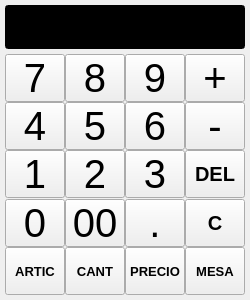
eboladev/Bulmages-1, file bulmages/bulmatpv/plugins/pluginbt_tecladonumerico/tecladonumericobase.ui: the form before one commit.
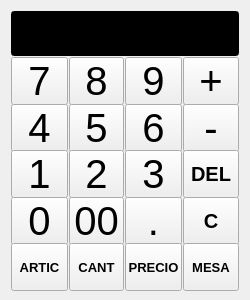
The form after the commit.

Commit message:
- Hago que el tecladonumerico pueda estirarse un poco en horizontal. - Recoloco las botoneras de los tickets abajo, porque en la pantalla   tactil se pasa la mano por delante y no se ve lo que estas haciendo.
*********************************
*          Todo-Redes           *
*        C/.Begonia, 12         *
*   07010 Palma de Mallorca.    *
*      Tel: +34-971499071       *
*   http://www.todo-redes.com   *
*  comercial(en)todo-redes.com  *
*********************************

What changed in the file:
```diff
--- a/bulmages/bulmatpv/plugins/pluginbt_tecladonumerico/tecladonumericobase.ui
+++ b/bulmages/bulmatpv/plugins/pluginbt_tecladonumerico/tecladonumericobase.ui
@@ -9,8 +9,8 @@
     <height>300</height>
    </rect>
   </property>
-  <property name="sizePolicy" >
-   <sizepolicy vsizetype="Fixed" hsizetype="Fixed" >
+  <property name="sizePolicy">
+   <sizepolicy hsizetype="MinimumExpanding" vsizetype="Fixed">
     <horstretch>0</horstretch>
     <verstretch>0</verstretch>
    </sizepolicy>
@@ -21,235 +21,21 @@
     <height>300</height>
    </size>
   </property>
-  <property name="maximumSize" >
-   <size>
-    <width>250</width>
-    <height>300</height>
-   </size>
-  </property>
-  <property name="windowTitle" >
+  <property name="windowTitle">
    <string>Form</string>
   </property>
-  <layout class="QGridLayout" >
-   <property name="leftMargin" >
-    <number>5</number>
-   </property>
-   <property name="topMargin" >
-    <number>5</number>
-   </property>
-   <property name="rightMargin" >
-    <number>5</number>
-   </property>
-   <property name="bottomMargin" >
-    <number>10</number>
-   </property>
-   <property name="horizontalSpacing" >
-    <number>0</number>
-   </property>
-   <property name="verticalSpacing" >
-    <number>5</number>
-   </property>
-   <item row="3" column="2" >
-    <widget class="QToolButton" name="mui_3" >
-     <property name="sizePolicy" >
-      <sizepolicy vsizetype="Fixed" hsizetype="Fixed" >
-       <horstretch>0</horstretch>
-       <verstretch>0</verstretch>
-      </sizepolicy>
-     </property>
-     <property name="minimumSize" >
-      <size>
-       <width>48</width>
-       <height>48</height>
-      </size>
-     </property>
-     <property name="maximumSize" >
-      <size>
-       <width>200</width>
-       <height>200</height>
-      </size>
-     </property>
-     <property name="font" >
-      <font>
-       <pointsize>30</pointsize>
-      </font>
-     </property>
-     <property name="focusPolicy" >
-      <enum>Qt::NoFocus</enum>
-     </property>
-     <property name="text" >
-      <string>3</string>
-     </property>
-    </widget>
-   </item>
-   <item row="1" column="2" >
-    <widget class="QToolButton" name="mui_9" >
-     <property name="sizePolicy" >
-      <sizepolicy vsizetype="Fixed" hsizetype="Fixed" >
-       <horstretch>0</horstretch>
-       <verstretch>0</verstretch>
-      </sizepolicy>
-     </property>
-     <property name="minimumSize" >
-      <size>
-       <width>48</width>
-       <height>48</height>
-      </size>
-     </property>
-     <property name="maximumSize" >
-      <size>
-       <width>200</width>
-       <height>200</height>
-      </size>
-     </property>
-     <property name="font" >
-      <font>
-       <pointsize>30</pointsize>
-      </font>
-     </property>
-     <property name="focusPolicy" >
-      <enum>Qt::NoFocus</enum>
-     </property>
-     <property name="text" >
-      <string>9</string>
-     </property>
-    </widget>
-   </item>
-   <item row="3" column="1" >
-    <widget class="QToolButton" name="mui_2" >
-     <property name="sizePolicy" >
-      <sizepolicy vsizetype="Fixed" hsizetype="Fixed" >
-       <horstretch>0</horstretch>
-       <verstretch>0</verstretch>
-      </sizepolicy>
-     </property>
-     <property name="minimumSize" >
-      <size>
-       <width>48</width>
-       <height>48</height>
-      </size>
-     </property>
-     <property name="maximumSize" >
-      <size>
-       <width>200</width>
-       <height>200</height>
-      </size>
-     </property>
-     <property name="font" >
-      <font>
-       <pointsize>30</pointsize>
-      </font>
-     </property>
-     <property name="focusPolicy" >
-      <enum>Qt::NoFocus</enum>
-     </property>
-     <property name="text" >
-      <string>2</string>
-     </property>
-    </widget>
-   </item>
-   <item row="1" column="1" >
-    <widget class="QToolButton" name="mui_8" >
-     <property name="sizePolicy" >
-      <sizepolicy vsizetype="Fixed" hsizetype="Fixed" >
-       <horstretch>0</horstretch>
-       <verstretch>0</verstretch>
-      </sizepolicy>
-     </property>
-     <property name="minimumSize" >
-      <size>
-       <width>48</width>
-       <height>48</height>
-      </size>
-     </property>
-     <property name="maximumSize" >
-      <size>
-       <width>200</width>
-       <height>200</height>
-      </size>
-     </property>
-     <property name="font" >
-      <font>
-       <pointsize>30</pointsize>
-      </font>
-     </property>
-     <property name="focusPolicy" >
-      <enum>Qt::NoFocus</enum>
-     </property>
-     <property name="text" >
-      <string>8</string>
-     </property>
-    </widget>
-   </item>
-   <item row="3" column="0" >
-    <widget class="QToolButton" name="mui_1" >
-     <property name="sizePolicy" >
-      <sizepolicy vsizetype="Fixed" hsizetype="Fixed" >
-       <horstretch>0</horstretch>
-       <verstretch>0</verstretch>
-      </sizepolicy>
-     </property>
-     <property name="minimumSize" >
-      <size>
-       <width>48</width>
-       <height>48</height>
-      </size>
-     </property>
-     <property name="maximumSize" >
-      <size>
-       <width>200</width>
-       <height>200</height>
-      </size>
-     </property>
-     <property name="font" >
-      <font>
-       <pointsize>30</pointsize>
-      </font>
-     </property>
-     <property name="focusPolicy" >
-      <enum>Qt::NoFocus</enum>
-     </property>
-     <property name="text" >
-      <string>1</string>
-     </property>
-    </widget>
-   </item>
-   <item row="1" column="0" >
-    <widget class="QToolButton" name="mui_7" >
-     <property name="sizePolicy" >
-      <sizepolicy vsizetype="Fixed" hsizetype="Fixed" >
-       <horstretch>0</horstretch>
-       <verstretch>0</verstretch>
-      </sizepolicy>
-     </property>
-     <property name="minimumSize" >
-      <size>
-       <width>48</width>
-       <height>48</height>
-      </size>
-     </property>
-     <property name="maximumSize" >
-      <size>
-       <width>200</width>
-       <height>200</height>
-      </size>
-     </property>
-     <property name="font" >
-      <font>
-       <pointsize>30</pointsize>
-      </font>
-     </property>
-     <property name="focusPolicy" >
-      <enum>Qt::NoFocus</enum>
-     </property>
-     <property name="text" >
-      <string>7</string>
-     </property>
-    </widget>
-   </item>
-   <item row="0" column="0" colspan="4" >
-    <widget class="QLineEdit" name="mui_display" >
-     <property name="palette" >
+  <layout class="QGridLayout" name="gridLayout_2">
+   <item row="1" column="0" colspan="3">
+    <layout class="QGridLayout" name="gridLayout">
+     <property name="sizeConstraint">
+      <enum>QLayout::SetNoConstraint</enum>
+     </property>
+     <property name="spacing">
+      <number>1</number>
+     </property>
+     <item row="1" column="1" colspan="4">
+      <widget class="QLineEdit" name="mui_display">
+       <property name="palette">
       <palette>
        <active>
         <colorrole role="WindowText" >
@@ -437,10 +223,10 @@
      </property>
     </widget>
    </item>
-   <item row="2" column="0" >
-    <widget class="QToolButton" name="mui_4" >
-     <property name="sizePolicy" >
-      <sizepolicy vsizetype="Fixed" hsizetype="Fixed" >
+     <item row="2" column="1">
+      <widget class="QToolButton" name="mui_7">
+       <property name="sizePolicy">
+        <sizepolicy hsizetype="Fixed" vsizetype="Fixed">
        <horstretch>0</horstretch>
        <verstretch>0</verstretch>
       </sizepolicy>
@@ -465,15 +251,153 @@
      <property name="focusPolicy" >
       <enum>Qt::NoFocus</enum>
      </property>
-     <property name="text" >
+       <property name="text">
+        <string>7</string>
+       </property>
+      </widget>
+     </item>
+     <item row="2" column="2">
+      <widget class="QToolButton" name="mui_8">
+       <property name="sizePolicy">
+        <sizepolicy hsizetype="Fixed" vsizetype="Fixed">
+         <horstretch>0</horstretch>
+         <verstretch>0</verstretch>
+        </sizepolicy>
+       </property>
+       <property name="minimumSize">
+        <size>
+         <width>48</width>
+         <height>48</height>
+        </size>
+       </property>
+       <property name="maximumSize">
+        <size>
+         <width>200</width>
+         <height>200</height>
+        </size>
+       </property>
+       <property name="font">
+        <font>
+         <pointsize>30</pointsize>
+        </font>
+       </property>
+       <property name="focusPolicy">
+        <enum>Qt::NoFocus</enum>
+       </property>
+       <property name="text">
+        <string>8</string>
+       </property>
+      </widget>
+     </item>
+     <item row="2" column="3">
+      <widget class="QToolButton" name="mui_9">
+       <property name="sizePolicy">
+        <sizepolicy hsizetype="Fixed" vsizetype="Fixed">
+         <horstretch>0</horstretch>
+         <verstretch>0</verstretch>
+        </sizepolicy>
+       </property>
+       <property name="minimumSize">
+        <size>
+         <width>48</width>
+         <height>48</height>
+        </size>
+       </property>
+       <property name="maximumSize">
+        <size>
+         <width>200</width>
+         <height>200</height>
+        </size>
+       </property>
+       <property name="font">
+        <font>
+         <pointsize>30</pointsize>
+        </font>
+       </property>
+       <property name="focusPolicy">
+        <enum>Qt::NoFocus</enum>
+       </property>
+       <property name="text">
+        <string>9</string>
+       </property>
+      </widget>
+     </item>
+     <item row="2" column="4">
+      <widget class="QToolButton" name="mui_plus">
+       <property name="sizePolicy">
+        <sizepolicy hsizetype="Fixed" vsizetype="Fixed">
+         <horstretch>0</horstretch>
+         <verstretch>0</verstretch>
+        </sizepolicy>
+       </property>
+       <property name="minimumSize">
+        <size>
+         <width>48</width>
+         <height>48</height>
+        </size>
+       </property>
+       <property name="maximumSize">
+        <size>
+         <width>200</width>
+         <height>200</height>
+        </size>
+       </property>
+       <property name="font">
+        <font>
+         <pointsize>30</pointsize>
+        </font>
+       </property>
+       <property name="focusPolicy">
+        <enum>Qt::NoFocus</enum>
+       </property>
+       <property name="autoFillBackground">
+        <bool>false</bool>
+       </property>
+       <property name="text">
+        <string>+</string>
+       </property>
+       <property name="toolButtonStyle">
+        <enum>Qt::ToolButtonIconOnly</enum>
+       </property>
+      </widget>
+     </item>
+     <item row="3" column="1">
+      <widget class="QToolButton" name="mui_4">
+       <property name="sizePolicy">
+        <sizepolicy hsizetype="Fixed" vsizetype="Fixed">
+         <horstretch>0</horstretch>
+         <verstretch>0</verstretch>
+        </sizepolicy>
+       </property>
+       <property name="minimumSize">
+        <size>
+         <width>48</width>
+         <height>48</height>
+        </size>
+       </property>
+       <property name="maximumSize">
+        <size>
+         <width>200</width>
+         <height>200</height>
+        </size>
+       </property>
+       <property name="font">
+        <font>
+         <pointsize>30</pointsize>
+        </font>
+       </property>
+       <property name="focusPolicy">
+        <enum>Qt::NoFocus</enum>
+       </property>
+       <property name="text">
       <string>4</string>
      </property>
     </widget>
    </item>
-   <item row="2" column="1" >
-    <widget class="QToolButton" name="mui_5" >
-     <property name="sizePolicy" >
-      <sizepolicy vsizetype="Fixed" hsizetype="Fixed" >
+     <item row="3" column="2">
+      <widget class="QToolButton" name="mui_5">
+       <property name="sizePolicy">
+        <sizepolicy hsizetype="Fixed" vsizetype="Fixed">
        <horstretch>0</horstretch>
        <verstretch>0</verstretch>
       </sizepolicy>
@@ -503,10 +427,10 @@
      </property>
     </widget>
    </item>
-   <item row="2" column="2" >
-    <widget class="QToolButton" name="mui_6" >
-     <property name="sizePolicy" >
-      <sizepolicy vsizetype="Fixed" hsizetype="Fixed" >
+     <item row="3" column="3">
+      <widget class="QToolButton" name="mui_6">
+       <property name="sizePolicy">
+        <sizepolicy hsizetype="Fixed" vsizetype="Fixed">
        <horstretch>0</horstretch>
        <verstretch>0</verstretch>
       </sizepolicy>
@@ -539,10 +463,10 @@
      </property>
     </widget>
    </item>
-   <item row="1" column="3" >
-    <widget class="QToolButton" name="mui_plus" >
-     <property name="sizePolicy" >
-      <sizepolicy vsizetype="Fixed" hsizetype="Fixed" >
+     <item row="3" column="4">
+      <widget class="QToolButton" name="mui_minus">
+       <property name="sizePolicy">
+        <sizepolicy hsizetype="Fixed" vsizetype="Fixed">
        <horstretch>0</horstretch>
        <verstretch>0</verstretch>
       </sizepolicy>
@@ -567,54 +491,15 @@
      <property name="focusPolicy" >
       <enum>Qt::NoFocus</enum>
      </property>
-     <property name="autoFillBackground" >
-      <bool>false</bool>
-     </property>
-     <property name="text" >
-      <string>+</string>
-     </property>
-     <property name="toolButtonStyle" >
-      <enum>Qt::ToolButtonIconOnly</enum>
-     </property>
-    </widget>
-   </item>
-   <item row="2" column="3" >
-    <widget class="QToolButton" name="mui_minus" >
-     <property name="sizePolicy" >
-      <sizepolicy vsizetype="Fixed" hsizetype="Fixed" >
-       <horstretch>0</horstretch>
-       <verstretch>0</verstretch>
-      </sizepolicy>
-     </property>
-     <property name="minimumSize" >
-      <size>
-       <width>48</width>
-       <height>48</height>
-      </size>
-     </property>
-     <property name="maximumSize" >
-      <size>
-       <width>200</width>
-       <height>200</height>
-      </size>
-     </property>
-     <property name="font" >
-      <font>
-       <pointsize>30</pointsize>
-      </font>
-     </property>
-     <property name="focusPolicy" >
-      <enum>Qt::NoFocus</enum>
-     </property>
-     <property name="text" >
+       <property name="text">
       <string>-</string>
      </property>
     </widget>
    </item>
-   <item row="3" column="3" >
-    <widget class="QToolButton" name="mui_borrar" >
-     <property name="sizePolicy" >
-      <sizepolicy vsizetype="Fixed" hsizetype="Fixed" >
+     <item row="4" column="1">
+      <widget class="QToolButton" name="mui_1">
+       <property name="sizePolicy">
+        <sizepolicy hsizetype="Fixed" vsizetype="Fixed">
        <horstretch>0</horstretch>
        <verstretch>0</verstretch>
       </sizepolicy>
@@ -631,7 +516,106 @@
        <height>200</height>
       </size>
      </property>
-     <property name="font" >
+       <property name="font">
+        <font>
+         <pointsize>30</pointsize>
+        </font>
+       </property>
+       <property name="focusPolicy">
+        <enum>Qt::NoFocus</enum>
+       </property>
+       <property name="text">
+        <string>1</string>
+       </property>
+      </widget>
+     </item>
+     <item row="4" column="2">
+      <widget class="QToolButton" name="mui_2">
+       <property name="sizePolicy">
+        <sizepolicy hsizetype="Fixed" vsizetype="Fixed">
+         <horstretch>0</horstretch>
+         <verstretch>0</verstretch>
+        </sizepolicy>
+       </property>
+       <property name="minimumSize">
+        <size>
+         <width>48</width>
+         <height>48</height>
+        </size>
+       </property>
+       <property name="maximumSize">
+        <size>
+         <width>200</width>
+         <height>200</height>
+        </size>
+       </property>
+       <property name="font">
+        <font>
+         <pointsize>30</pointsize>
+        </font>
+       </property>
+       <property name="focusPolicy">
+        <enum>Qt::NoFocus</enum>
+       </property>
+       <property name="text">
+        <string>2</string>
+       </property>
+      </widget>
+     </item>
+     <item row="4" column="3">
+      <widget class="QToolButton" name="mui_3">
+       <property name="sizePolicy">
+        <sizepolicy hsizetype="Fixed" vsizetype="Fixed">
+         <horstretch>0</horstretch>
+         <verstretch>0</verstretch>
+        </sizepolicy>
+       </property>
+       <property name="minimumSize">
+        <size>
+         <width>48</width>
+         <height>48</height>
+        </size>
+       </property>
+       <property name="maximumSize">
+        <size>
+         <width>200</width>
+         <height>200</height>
+        </size>
+       </property>
+       <property name="font">
+        <font>
+         <pointsize>30</pointsize>
+        </font>
+       </property>
+       <property name="focusPolicy">
+        <enum>Qt::NoFocus</enum>
+       </property>
+       <property name="text">
+        <string>3</string>
+       </property>
+      </widget>
+     </item>
+     <item row="4" column="4">
+      <widget class="QToolButton" name="mui_borrar">
+       <property name="sizePolicy">
+        <sizepolicy hsizetype="Fixed" vsizetype="Fixed">
+         <horstretch>0</horstretch>
+         <verstretch>0</verstretch>
+        </sizepolicy>
+       </property>
+       <property name="minimumSize">
+        <size>
+         <width>48</width>
+         <height>48</height>
+        </size>
+       </property>
+       <property name="maximumSize">
+        <size>
+         <width>200</width>
+         <height>200</height>
+        </size>
+       </property>
+       <property name="font">
       <font>
        <pointsize>15</pointsize>
        <weight>75</weight>
@@ -646,10 +630,10 @@
      </property>
     </widget>
    </item>
-   <item row="4" column="3" >
-    <widget class="QToolButton" name="mui_c" >
-     <property name="sizePolicy" >
-      <sizepolicy vsizetype="Fixed" hsizetype="Fixed" >
+     <item row="5" column="1">
+      <widget class="QToolButton" name="mui_0">
+       <property name="sizePolicy">
+        <sizepolicy hsizetype="Fixed" vsizetype="Fixed">
        <horstretch>0</horstretch>
        <verstretch>0</verstretch>
       </sizepolicy>
@@ -666,7 +650,106 @@
        <height>200</height>
       </size>
      </property>
-     <property name="font" >
+       <property name="font">
+        <font>
+         <pointsize>30</pointsize>
+        </font>
+       </property>
+       <property name="focusPolicy">
+        <enum>Qt::NoFocus</enum>
+       </property>
+       <property name="text">
+        <string>0</string>
+       </property>
+      </widget>
+     </item>
+     <item row="5" column="2">
+      <widget class="QToolButton" name="mui_00">
+       <property name="sizePolicy">
+        <sizepolicy hsizetype="Fixed" vsizetype="Fixed">
+         <horstretch>0</horstretch>
+         <verstretch>0</verstretch>
+        </sizepolicy>
+       </property>
+       <property name="minimumSize">
+        <size>
+         <width>48</width>
+         <height>48</height>
+        </size>
+       </property>
+       <property name="maximumSize">
+        <size>
+         <width>200</width>
+         <height>200</height>
+        </size>
+       </property>
+       <property name="font">
+        <font>
+         <pointsize>30</pointsize>
+        </font>
+       </property>
+       <property name="focusPolicy">
+        <enum>Qt::NoFocus</enum>
+       </property>
+       <property name="text">
+        <string>00</string>
+       </property>
+      </widget>
+     </item>
+     <item row="5" column="3">
+      <widget class="QToolButton" name="mui_punto">
+       <property name="sizePolicy">
+        <sizepolicy hsizetype="Fixed" vsizetype="Fixed">
+         <horstretch>0</horstretch>
+         <verstretch>0</verstretch>
+        </sizepolicy>
+       </property>
+       <property name="minimumSize">
+        <size>
+         <width>48</width>
+         <height>48</height>
+        </size>
+       </property>
+       <property name="maximumSize">
+        <size>
+         <width>200</width>
+         <height>200</height>
+        </size>
+       </property>
+       <property name="font">
+        <font>
+         <pointsize>30</pointsize>
+        </font>
+       </property>
+       <property name="focusPolicy">
+        <enum>Qt::NoFocus</enum>
+       </property>
+       <property name="text">
+        <string>.</string>
+       </property>
+      </widget>
+     </item>
+     <item row="5" column="4">
+      <widget class="QToolButton" name="mui_c">
+       <property name="sizePolicy">
+        <sizepolicy hsizetype="Fixed" vsizetype="Fixed">
+         <horstretch>0</horstretch>
+         <verstretch>0</verstretch>
+        </sizepolicy>
+       </property>
+       <property name="minimumSize">
+        <size>
+         <width>48</width>
+         <height>48</height>
+        </size>
+       </property>
+       <property name="maximumSize">
+        <size>
+         <width>200</width>
+         <height>200</height>
+        </size>
+       </property>
+       <property name="font">
       <font>
        <pointsize>15</pointsize>
        <weight>75</weight>
@@ -681,10 +764,10 @@
      </property>
     </widget>
    </item>
-   <item row="5" column="0" >
-    <widget class="QToolButton" name="mui_articulo" >
-     <property name="sizePolicy" >
-      <sizepolicy vsizetype="Fixed" hsizetype="Fixed" >
+     <item row="6" column="1">
+      <widget class="QToolButton" name="mui_articulo">
+       <property name="sizePolicy">
+        <sizepolicy hsizetype="Fixed" vsizetype="Fixed">
        <horstretch>0</horstretch>
        <verstretch>0</verstretch>
       </sizepolicy>
@@ -716,10 +799,10 @@
      </property>
     </widget>
    </item>
-   <item row="5" column="1" >
-    <widget class="QToolButton" name="mui_cantidad" >
-     <property name="sizePolicy" >
-      <sizepolicy vsizetype="Fixed" hsizetype="Fixed" >
+     <item row="6" column="2">
+      <widget class="QToolButton" name="mui_cantidad">
+       <property name="sizePolicy">
+        <sizepolicy hsizetype="Fixed" vsizetype="Fixed">
        <horstretch>0</horstretch>
        <verstretch>0</verstretch>
       </sizepolicy>
@@ -751,10 +834,10 @@
      </property>
     </widget>
    </item>
-   <item row="5" column="2" >
-    <widget class="QToolButton" name="mui_precio" >
-     <property name="sizePolicy" >
-      <sizepolicy vsizetype="Fixed" hsizetype="Fixed" >
+     <item row="6" column="3">
+      <widget class="QToolButton" name="mui_precio">
+       <property name="sizePolicy">
+        <sizepolicy hsizetype="Fixed" vsizetype="Fixed">
        <horstretch>0</horstretch>
        <verstretch>0</verstretch>
       </sizepolicy>
@@ -786,10 +869,10 @@
      </property>
     </widget>
    </item>
-   <item row="4" column="0" >
-    <widget class="QToolButton" name="mui_0" >
-     <property name="sizePolicy" >
-      <sizepolicy vsizetype="Fixed" hsizetype="Fixed" >
+     <item row="6" column="4">
+      <widget class="QToolButton" name="mui_mesa">
+       <property name="sizePolicy">
+        <sizepolicy hsizetype="Fixed" vsizetype="Fixed">
        <horstretch>0</horstretch>
        <verstretch>0</verstretch>
       </sizepolicy>
@@ -806,73 +889,7 @@
        <height>200</height>
       </size>
      </property>
-     <property name="font" >
-      <font>
-       <pointsize>30</pointsize>
-      </font>
-     </property>
-     <property name="focusPolicy" >
-      <enum>Qt::NoFocus</enum>
-     </property>
-     <property name="text" >
-      <string>0</string>
-     </property>
-    </widget>
-   </item>
-   <item row="4" column="1" >
-    <widget class="QToolButton" name="mui_00" >
-     <property name="sizePolicy" >
-      <sizepolicy vsizetype="Fixed" hsizetype="Fixed" >
-       <horstretch>0</horstretch>
-       <verstretch>0</verstretch>
-      </sizepolicy>
-     </property>
-     <property name="minimumSize" >
-      <size>
-       <width>48</width>
-       <height>48</height>
-      </size>
-     </property>
-     <property name="maximumSize" >
-      <size>
-       <width>200</width>
-       <height>200</height>
-      </size>
-     </property>
-     <property name="font" >
-      <font>
-       <pointsize>30</pointsize>
-      </font>
-     </property>
-     <property name="focusPolicy" >
-      <enum>Qt::NoFocus</enum>
-     </property>
-     <property name="text" >
-      <string>00</string>
-     </property>
-    </widget>
-   </item>
-   <item row="5" column="3" >
-    <widget class="QToolButton" name="mui_mesa" >
-     <property name="sizePolicy" >
-      <sizepolicy vsizetype="Fixed" hsizetype="Fixed" >
-       <horstretch>0</horstretch>
-       <verstretch>0</verstretch>
-      </sizepolicy>
-     </property>
-     <property name="minimumSize" >
-      <size>
-       <width>48</width>
-       <height>48</height>
-      </size>
-     </property>
-     <property name="maximumSize" >
-      <size>
-       <width>200</width>
-       <height>200</height>
-      </size>
-     </property>
-     <property name="font" >
+       <property name="font">
       <font>
        <pointsize>10</pointsize>
        <weight>75</weight>
@@ -887,38 +904,59 @@
      </property>
     </widget>
    </item>
-   <item row="4" column="2" >
-    <widget class="QToolButton" name="mui_punto" >
-     <property name="sizePolicy" >
-      <sizepolicy vsizetype="Fixed" hsizetype="Fixed" >
-       <horstretch>0</horstretch>
-       <verstretch>0</verstretch>
-      </sizepolicy>
-     </property>
-     <property name="minimumSize" >
+     <item row="5" column="5">
+      <spacer name="horizontalSpacer_2">
+       <property name="orientation">
+        <enum>Qt::Horizontal</enum>
+       </property>
+       <property name="sizeHint" stdset="0">
       <size>
-       <width>48</width>
-       <height>48</height>
-      </size>
-     </property>
-     <property name="maximumSize" >
+         <width>40</width>
+         <height>20</height>
+        </size>
+       </property>
+      </spacer>
+     </item>
+     <item row="4" column="0">
+      <spacer name="horizontalSpacer">
+       <property name="orientation">
+        <enum>Qt::Horizontal</enum>
+       </property>
+       <property name="sizeHint" stdset="0">
       <size>
-       <width>200</width>
-       <height>200</height>
-      </size>
-     </property>
-     <property name="font" >
-      <font>
-       <pointsize>30</pointsize>
-      </font>
-     </property>
-     <property name="focusPolicy" >
-      <enum>Qt::NoFocus</enum>
-     </property>
-     <property name="text" >
-      <string>.</string>
-     </property>
-    </widget>
+         <width>40</width>
+         <height>20</height>
+        </size>
+       </property>
+      </spacer>
+     </item>
+     <item row="0" column="1">
+      <spacer name="verticalSpacer">
+       <property name="orientation">
+        <enum>Qt::Vertical</enum>
+       </property>
+       <property name="sizeHint" stdset="0">
+        <size>
+         <width>20</width>
+         <height>40</height>
+        </size>
+       </property>
+      </spacer>
+     </item>
+     <item row="7" column="1">
+      <spacer name="verticalSpacer_2">
+       <property name="orientation">
+        <enum>Qt::Vertical</enum>
+       </property>
+       <property name="sizeHint" stdset="0">
+        <size>
+         <width>20</width>
+         <height>40</height>
+        </size>
+       </property>
+      </spacer>
+     </item>
+    </layout>
    </item>
   </layout>
  </widget>
```
Left out of the diff: 217 changed lines with no effect on the pictures. Lines whose indentation alone changed are shown as unchanged. The commit also changes 2 other files.
